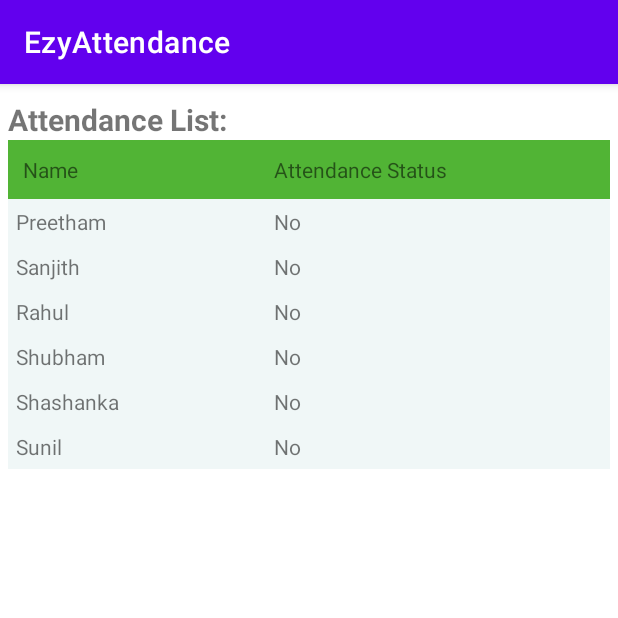
After one commit to S-Sanjith/FaceRecognitionAttendanceApp, an Android app: the ViewAttendanceActivity screen opened directly, with no data from a screen before it, on a phone screen of 412 x 824 dp, the top half of it. The commit adds this screen. Run offline under Robolectric (Android 15) with nearby library versions, the phone set to English and light mode, and no system bars; our stand-ins replace Firebase (no records; nobody signed in at launch, a user with empty details on screens opened directly).

Commit message:
Layouts modified

```diff
--- a/app/src/main/AndroidManifest.xml
+++ b/app/src/main/AndroidManifest.xml
@@ -20,6 +20,9 @@
         android:supportsRtl="true"
         android:theme="@style/Theme.AttendanceUsingFaceRecognition"
         tools:targetApi="31">
+        <activity
+            android:name=".ViewAttendanceActivity"
+            android:exported="false" />
         <activity
             android:name=".SecondActivity"
             android:exported="false">
--- /dev/null
+++ b/app/src/main/java/com/practice/attendanceusingfacerecognition/Status.kt
@@ -0,0 +1,3 @@
+package com.practice.attendanceusingfacerecognition
+
+data class Status(val daysCount : String? = null)
--- /dev/null
+++ b/app/src/main/java/com/practice/attendanceusingfacerecognition/Student.kt
@@ -0,0 +1,3 @@
+package com.practice.attendanceusingfacerecognition
+
+data class Student(val usn : String? = null, val name : String? = null, val status : String? = null)
--- /dev/null
+++ b/app/src/main/java/com/practice/attendanceusingfacerecognition/ViewAttendanceActivity.kt
@@ -0,0 +1,109 @@
+package com.practice.attendanceusingfacerecognition
+
+import android.content.Intent
+import androidx.appcompat.app.AppCompatActivity
+import android.os.Bundle
+import android.widget.TextView
+import android.widget.Toast
+import com.google.firebase.database.DatabaseReference
+import com.google.firebase.database.FirebaseDatabase
+
+class ViewAttendanceActivity : AppCompatActivity() {
+    private lateinit var database : DatabaseReference
+    var count: Any? = "as"
+
+    override fun onCreate(savedInstanceState: Bundle?) {
+        super.onCreate(savedInstanceState)
+        setContentView(R.layout.activity_view_attendance)
+        var names: ArrayList<String> = ArrayList()
+        names.add("Preetham")
+        names.add("Sanjith")
+        names.add("Rahul")
+        names.add("Shubham")
+        names.add("Shashanka")
+        names.add("Sunil")
+
+
+
+        readCount(names)
+
+//        writeCount("Preetham")
+//        writeCount("Sanjith")
+//        writeCount("Rahul")
+//        writeCount("Shashanka")
+//        writeCount("Sunil")
+//        writeCount("Shubham")
+
+
+
+    }
+
+    private fun readCount(names: ArrayList<String>) {
+
+        for (name in names){
+            val stat: TextView
+            if(name=="Preetham") {
+                stat = findViewById<TextView>(R.id.Preetham)
+            }
+            else if(name=="Sanjith"){
+                stat = findViewById<TextView>(R.id.Sanjith)
+            }
+            else if(name=="Rahul"){
+                stat = findViewById<TextView>(R.id.Rahul)
+            }
+            else if(name=="Shubham"){
+                stat = findViewById<TextView>(R.id.Shubham)
+            }
+            else if(name=="Shashanka"){
+                stat = findViewById<TextView>(R.id.Shashanka)
+            }
+            else{
+                stat = findViewById<TextView>(R.id.Sunil)
+            }
+
+            database =
+                FirebaseDatabase.getInstance("https://attendanceusingfacerecog-52ca1-default-rtdb.asia-southeast1.firebasedatabase.app")
+                    .getReference("Status")
+            database.child(name).get().addOnSuccessListener {
+                if (it.exists()) {
+//                Toast.makeText(this,"${it.child("daysCount").value}", Toast.LENGTH_SHORT).show()
+
+                    count = it.child("daysCount").value
+//                    Toast.makeText(this,"${count.toString()}", Toast.LENGTH_SHORT).show()
+                    stat.text = count as CharSequence?
+
+//                val name = it.child("name").value
+//                val fetchedpassword = it.child("password").value
+//                val mail = it.child("mail").value
+//                val dept = it.child("dept").value
+
+                }
+            }.addOnFailureListener{
+                Toast.makeText(this,"Failed to validate the user.", Toast.LENGTH_SHORT).show()
+            }
+//            Toast.makeText(this,"${count.toString()}", Toast.LENGTH_SHORT).show()
+
+        }
+    }
+
+    private fun writeCount(Username: String) {
+        database = FirebaseDatabase.getInstance("https://attendanceusingfacerecog-52ca1-default-rtdb.asia-southeast1.firebasedatabase.app").getReference("Status")
+        val s: String = "20"
+        val status = Status(s)
+
+//        if (student != null) {
+//            database.child(date).child(name).setValue(student).addOnSuccessListener {
+////                        Toast.makeText(this, "Successfully saved", Toast.LENGTH_SHORT).show()
+//            }.addOnFailureListener {
+//                Toast.makeText(this, "Failure", Toast.LENGTH_SHORT).show()
+//            }
+//        }
+
+        database.child(Username).setValue(status).addOnSuccessListener {
+                        Toast.makeText(this, "Successfully saved", Toast.LENGTH_SHORT).show()
+        }.addOnFailureListener {
+            Toast.makeText(this, "Failure", Toast.LENGTH_SHORT).show()
+        }
+    }
+
+}
--- /dev/null
+++ b/app/src/main/res/layout/activity_view_attendance.xml
@@ -0,0 +1,133 @@
+<?xml version="1.0" encoding="utf-8"?>
+<TableLayout xmlns:android="http://schemas.android.com/apk/res/android"
+    android:layout_width="match_parent"
+    android:layout_height="match_parent"
+    android:layout_marginTop="10dp"
+    android:paddingLeft="5dp"
+    android:paddingRight="5dp">
+
+    <TextView
+        android:id="@+id/txt"
+        android:layout_width="wrap_content"
+        android:layout_height="wrap_content"
+        android:text="Attendance List: "
+        android:textSize = "20dp"
+        android:textStyle="bold">
+
+    </TextView>
+
+
+    <TableRow android:background="#51B435" android:padding="10dp">
+        <TextView
+            android:layout_width="wrap_content"
+            android:layout_height="wrap_content"
+            android:layout_weight="1"
+            android:text="Name" />
+        <TextView
+            android:layout_width="wrap_content"
+            android:layout_height="wrap_content"
+            android:layout_weight="1"
+            android:text="Attendance Status" />
+
+    </TableRow>
+    <TableRow android:background="#F0F7F7" android:padding="5dp">
+        <TextView
+            android:layout_width="wrap_content"
+            android:layout_height="wrap_content"
+            android:layout_weight="1"
+            android:text="Preetham" />
+
+        <TextView
+            android:id="@+id/Preetham"
+            android:layout_width="wrap_content"
+            android:layout_height="wrap_content"
+            android:layout_weight="1"
+            android:text="No" />
+
+    </TableRow>
+    <TableRow android:background="#F0F7F7" android:padding="5dp">
+        <TextView
+            android:layout_width="wrap_content"
+            android:layout_height="wrap_content"
+            android:layout_weight="1"
+            android:text="Sanjith" />
+
+        <TextView
+            android:id="@+id/Sanjith"
+            android:layout_width="wrap_content"
+            android:layout_height="wrap_content"
+            android:layout_weight="1"
+            android:text="No" />
+
+
+    </TableRow>
+    <TableRow android:background="#F0F7F7" android:padding="5dp">
+        <TextView
+            android:layout_width="wrap_content"
+            android:layout_height="wrap_content"
+            android:layout_weight="1"
+            android:text="Rahul" />
+
+        <TextView
+            android:id="@+id/Rahul"
+            android:layout_width="wrap_content"
+            android:layout_height="wrap_content"
+            android:layout_weight="1"
+            android:text="No" />
+
+
+    </TableRow>
+
+    <TableRow android:background="#F0F7F7" android:padding="5dp">
+        <TextView
+            android:layout_width="wrap_content"
+            android:layout_height="wrap_content"
+            android:layout_weight="1"
+            android:text="Shubham" />
+
+        <TextView
+            android:id="@+id/Shubham"
+            android:layout_width="wrap_content"
+            android:layout_height="wrap_content"
+            android:layout_weight="1"
+            android:text="No" />
+
+
+    </TableRow>
+
+    <TableRow android:background="#F0F7F7" android:padding="5dp">
+        <TextView
+            android:layout_width="wrap_content"
+            android:layout_height="wrap_content"
+            android:layout_weight="1"
+            android:text="Shashanka" />
+
+        <TextView
+            android:id="@+id/Shashanka"
+            android:layout_width="wrap_content"
+            android:layout_height="wrap_content"
+            android:layout_weight="1"
+            android:text="No" />
+
+
+    </TableRow>
+
+    <TableRow android:background="#F0F7F7" android:padding="5dp">
+        <TextView
+            android:layout_width="wrap_content"
+            android:layout_height="wrap_content"
+            android:layout_weight="1"
+            android:text="Sunil" />
+
+        <TextView
+            android:id="@+id/Sunil"
+            android:layout_width="wrap_content"
+            android:layout_height="wrap_content"
+            android:layout_weight="1"
+            android:text="No" />
+
+
+    </TableRow>
+
+
+</TableLayout>
```
Also changed, not shown: app/src/main/java/com/practice/attendanceusingfacerecognition/BoundingBoxOverlay.kt (+8 -8 lines), app/src/main/java/com/practice/attendanceusingfacerecognition/CameraActivity.kt (+99 -29 lines), app/src/main/java/com/practice/attendanceusingfacerecognition/ChooseClassActivity.kt (+16 -1 lines), app/src/main/java/com/practice/attendanceusingfacerecognition/FrameAnalyser.kt (+7 -1 lines), app/src/main/java/com/practice/attendanceusingfacerecognition/Logger.kt (+4 -4 lines), app/src/main/res/layout/activity_camera.xml (+16 -16 lines).
